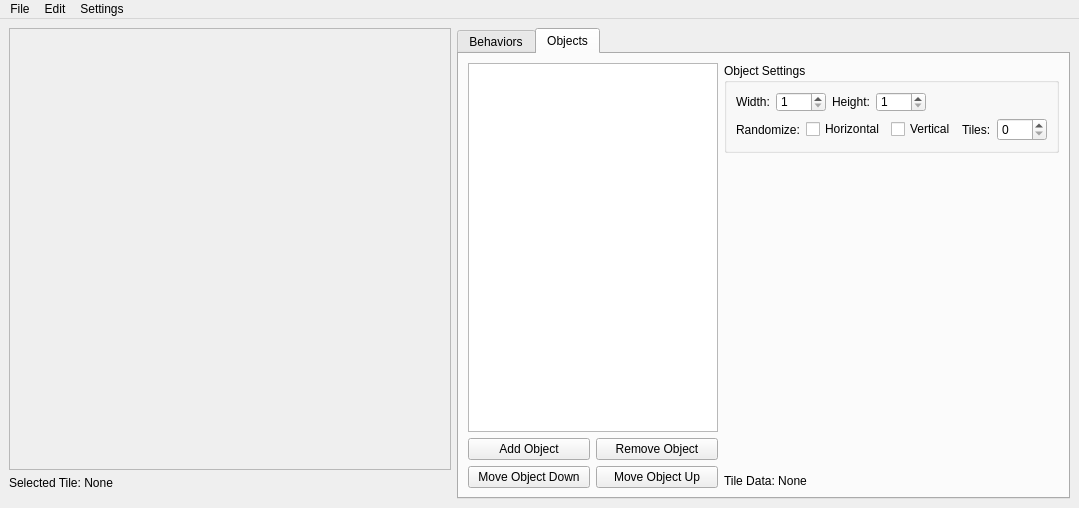
ExplosBlue/CoinKiller, file tileseteditorwindow.ui: the form before one commit.
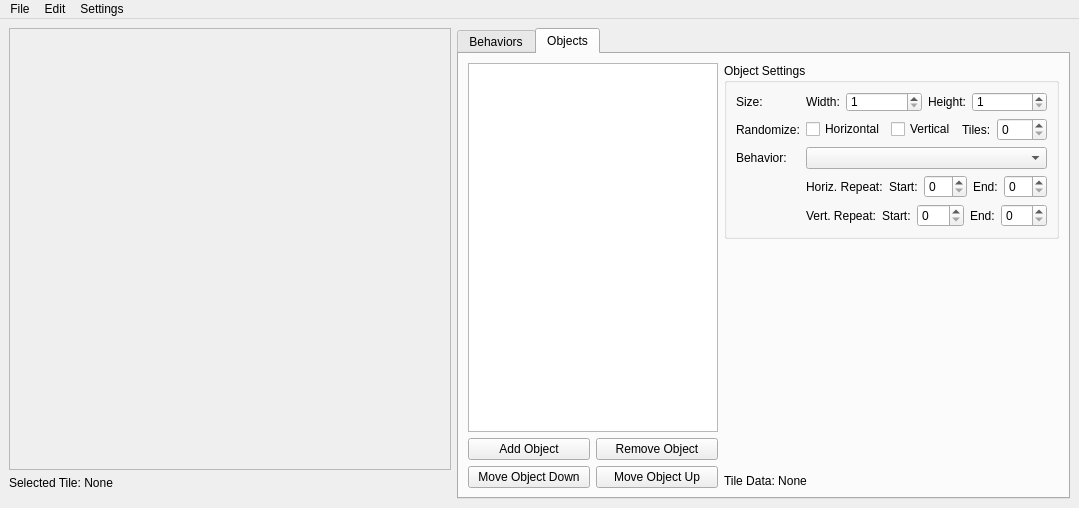
The form after the commit.

Commit message: Edit all Object Settings (Behavior/Randomisation)

```diff
--- a/tileseteditorwindow.ui
+++ b/tileseteditorwindow.ui
@@ -6,7 +6,7 @@
    <rect>
     <x>0</x>
     <y>0</y>
-    <width>1064</width>
+    <width>1058</width>
     <height>508</height>
    </rect>
   </property>
@@ -34,6 +34,12 @@
       </property>
       <item>
        <widget class="QScrollArea" name="tilesetPicker">
+        <property name="sizePolicy">
+         <sizepolicy hsizetype="Fixed" vsizetype="Fixed">
+          <horstretch>0</horstretch>
+          <verstretch>0</verstretch>
+         </sizepolicy>
+        </property>
         <property name="minimumSize">
          <size>
           <width>442</width>
@@ -63,6 +69,12 @@
       </item>
       <item>
        <widget class="QLabel" name="selectedTileLabel">
+        <property name="sizePolicy">
+         <sizepolicy hsizetype="Fixed" vsizetype="Preferred">
+          <horstretch>0</horstretch>
+          <verstretch>0</verstretch>
+         </sizepolicy>
+        </property>
         <property name="text">
          <string>Selected Tile: None</string>
         </property>
@@ -370,16 +382,127 @@
           <item>
            <widget class="QGroupBox" name="objectGroupBox">
             <property name="sizePolicy">
-             <sizepolicy hsizetype="Preferred" vsizetype="Fixed">
+             <sizepolicy hsizetype="Fixed" vsizetype="Fixed">
               <horstretch>0</horstretch>
               <verstretch>0</verstretch>
              </sizepolicy>
             </property>
+            <property name="minimumSize">
+             <size>
+              <width>0</width>
+              <height>0</height>
+             </size>
+            </property>
             <property name="title">
              <string>Object Settings</string>
             </property>
-            <layout class="QVBoxLayout" name="verticalLayout_4">
-             <item>
+            <layout class="QGridLayout" name="gridLayout">
+             <item row="3" column="1">
+              <layout class="QHBoxLayout" name="horizontalLayout_13">
+               <item>
+                <widget class="QLabel" name="label_o1">
+                 <property name="sizePolicy">
+                  <sizepolicy hsizetype="Fixed" vsizetype="Preferred">
+                   <horstretch>0</horstretch>
+                   <verstretch>0</verstretch>
+                  </sizepolicy>
+                 </property>
+                 <property name="text">
+                  <string>Horiz. Repeat:</string>
+                 </property>
+                </widget>
+               </item>
+               <item>
+                <widget class="QLabel" name="label_o2">
+                 <property name="sizePolicy">
+                  <sizepolicy hsizetype="Fixed" vsizetype="Preferred">
+                   <horstretch>0</horstretch>
+                   <verstretch>0</verstretch>
+                  </sizepolicy>
+                 </property>
+                 <property name="text">
+                  <string>Start:</string>
+                 </property>
+                </widget>
+               </item>
+               <item>
+                <widget class="QSpinBox" name="hStartSpinBox">
+                 <property name="sizePolicy">
+                  <sizepolicy hsizetype="Preferred" vsizetype="Fixed">
+                   <horstretch>0</horstretch>
+                   <verstretch>0</verstretch>
+                  </sizepolicy>
+                 </property>
+                </widget>
+               </item>
+               <item>
+                <widget class="QLabel" name="label_o3">
+                 <property name="sizePolicy">
+                  <sizepolicy hsizetype="Fixed" vsizetype="Preferred">
+                   <horstretch>0</horstretch>
+                   <verstretch>0</verstretch>
+                  </sizepolicy>
+                 </property>
+                 <property name="text">
+                  <string>End:</string>
+                 </property>
+                </widget>
+               </item>
+               <item>
+                <widget class="QSpinBox" name="hEndSpinBox"/>
+               </item>
+              </layout>
+             </item>
+             <item row="4" column="1">
+              <layout class="QHBoxLayout" name="horizontalLayout_14">
+               <item>
+                <widget class="QLabel" name="label_o4">
+                 <property name="minimumSize">
+                  <size>
+                   <width>70</width>
+                   <height>0</height>
+                  </size>
+                 </property>
+                 <property name="text">
+                  <string>Vert. Repeat:</string>
+                 </property>
+                </widget>
+               </item>
+               <item>
+                <widget class="QLabel" name="label_o5">
+                 <property name="sizePolicy">
+                  <sizepolicy hsizetype="Fixed" vsizetype="Preferred">
+                   <horstretch>0</horstretch>
+                   <verstretch>0</verstretch>
+                  </sizepolicy>
+                 </property>
+                 <property name="text">
+                  <string>Start:</string>
+                 </property>
+                </widget>
+               </item>
+               <item>
+                <widget class="QSpinBox" name="vStartSpinBox"/>
+               </item>
+               <item>
+                <widget class="QLabel" name="label_o6">
+                 <property name="sizePolicy">
+                  <sizepolicy hsizetype="Fixed" vsizetype="Preferred">
+                   <horstretch>0</horstretch>
+                   <verstretch>0</verstretch>
+                  </sizepolicy>
+                 </property>
+                 <property name="text">
+                  <string>End:</string>
+                 </property>
+                </widget>
+               </item>
+               <item>
+                <widget class="QSpinBox" name="vEndSpinBox"/>
+               </item>
+              </layout>
+             </item>
+             <item row="0" column="1">
               <layout class="QHBoxLayout" name="horizontalLayout_12">
                <item>
                 <widget class="QLabel" name="label_6">
@@ -397,7 +520,7 @@
                <item>
                 <widget class="QSpinBox" name="oWidthSpinBox">
                  <property name="sizePolicy">
-                  <sizepolicy hsizetype="Preferred" vsizetype="Fixed">
+                  <sizepolicy hsizetype="Preferred" vsizetype="Preferred">
                    <horstretch>0</horstretch>
                    <verstretch>0</verstretch>
                   </sizepolicy>
@@ -410,7 +533,7 @@
                  </property>
                  <property name="maximumSize">
                   <size>
-                   <width>50</width>
+                   <width>16777215</width>
                    <height>20</height>
                   </size>
                  </property>
@@ -451,7 +574,7 @@
                  </property>
                  <property name="maximumSize">
                   <size>
-                   <width>50</width>
+                   <width>16777215</width>
                    <height>20</height>
                   </size>
                  </property>
@@ -463,33 +586,29 @@
                  </property>
                 </widget>
                </item>
-               <item>
-                <spacer name="horizontalSpacer">
-                 <property name="orientation">
-                  <enum>Qt::Horizontal</enum>
-                 </property>
-                 <property name="sizeType">
-                  <enum>QSizePolicy::Expanding</enum>
-                 </property>
-                 <property name="sizeHint" stdset="0">
-                  <size>
-                   <width>40</width>
-                   <height>20</height>
-                  </size>
-                 </property>
-                </spacer>
-               </item>
               </layout>
              </item>
-             <item>
+             <item row="2" column="0">
+              <widget class="QLabel" name="label_8">
+               <property name="sizePolicy">
+                <sizepolicy hsizetype="Fixed" vsizetype="Preferred">
+                 <horstretch>0</horstretch>
+                 <verstretch>0</verstretch>
+                </sizepolicy>
+               </property>
+               <property name="minimumSize">
+                <size>
+                 <width>0</width>
+                 <height>0</height>
+                </size>
+               </property>
+               <property name="text">
+                <string>Behavior:</string>
+               </property>
+              </widget>
+             </item>
+             <item row="1" column="1">
               <layout class="QHBoxLayout" name="horizontalLayout_10">
-               <item>
-                <widget class="QLabel" name="label_10">
-                 <property name="text">
-                  <string>Randomize:</string>
-                 </property>
-                </widget>
-               </item>
                <item>
                 <widget class="QCheckBox" name="randHorizontalCheckBox">
                  <property name="sizePolicy">
@@ -532,7 +651,7 @@
                <item>
                 <widget class="QSpinBox" name="randTilesSpinBox">
                  <property name="sizePolicy">
-                  <sizepolicy hsizetype="Fixed" vsizetype="Fixed">
+                  <sizepolicy hsizetype="Preferred" vsizetype="Fixed">
                    <horstretch>0</horstretch>
                    <verstretch>0</verstretch>
                   </sizepolicy>
@@ -551,22 +670,44 @@
                  </property>
                 </widget>
                </item>
-               <item>
-                <spacer name="horizontalSpacer_2">
-                 <property name="orientation">
-                  <enum>Qt::Horizontal</enum>
-                 </property>
-                 <property name="sizeHint" stdset="0">
-                  <size>
-                   <width>40</width>
-                   <height>20</height>
-                  </size>
-                 </property>
-                </spacer>
-               </item>
               </layout>
              </item>
+             <item row="1" column="0">
+              <widget class="QLabel" name="label_10">
+               <property name="text">
+                <string>Randomize:</string>
+               </property>
+              </widget>
+             </item>
+             <item row="0" column="0">
+              <widget class="QLabel" name="label_11">
+               <property name="minimumSize">
+                <size>
+                 <width>0</width>
+                 <height>0</height>
+                </size>
+               </property>
+               <property name="text">
+                <string>Size:</string>
+               </property>
+              </widget>
+             </item>
+             <item row="2" column="1">
+              <widget class="QComboBox" name="oBehaviorComboBox"/>
+             </item>
             </layout>
+            <zorder>spinBox_2</zorder>
+            <zorder>label_13</zorder>
+            <zorder>spinBox_3</zorder>
+            <zorder>label_14</zorder>
+            <zorder>spinBox_4</zorder>
+            <zorder>label_15</zorder>
+            <zorder>hStartSpinBox</zorder>
+            <zorder>hEndSpinBox</zorder>
+            <zorder>label_o2</zorder>
+            <zorder>label_o3</zorder>
+            <zorder>layoutWidget</zorder>
+            <zorder>horizontalSpacer</zorder>
            </widget>
           </item>
           <item>
@@ -598,14 +739,6 @@
          </layout>
         </item>
        </layout>
-       <zorder></zorder>
-       <zorder></zorder>
-       <zorder>oBehaviorComboBox</zorder>
-       <zorder>label_8</zorder>
-       <zorder>randTilesSpinBox</zorder>
-       <zorder>randHorizontalCheckBox</zorder>
-       <zorder>randVerticalCheckBox</zorder>
-       <zorder>label_9</zorder>
       </widget>
      </widget>
     </item>
@@ -616,7 +749,7 @@
     <rect>
      <x>0</x>
      <y>0</y>
-     <width>1064</width>
+     <width>1058</width>
      <height>21</height>
     </rect>
    </property>
@@ -625,18 +758,21 @@
      <string>File</string>
     </property>
     <addaction name="actionSave"/>
-    <addaction name="actionExportImage"/>
    </widget>
    <widget class="QMenu" name="menuSettings">
     <property name="title">
      <string>Settings</string>
     </property>
     <addaction name="actionSetBackgroundColor"/>
+    <addaction name="actionShowObjectMarkers"/>
    </widget>
    <widget class="QMenu" name="menuEdit">
     <property name="title">
      <string>Edit</string>
     </property>
+    <addaction name="actionImportImage"/>
+    <addaction name="actionExportImage"/>
+    <addaction name="separator"/>
     <addaction name="actionDeleteAllObjects"/>
     <addaction name="actionDeleteAll3DOverlays"/>
     <addaction name="actionSetTilesetSlot"/>
@@ -681,6 +817,25 @@
     <string>Delete all 3D Overlays</string>
    </property>
   </action>
+  <action name="actionImportImage">
+   <property name="text">
+    <string>Import Image...</string>
+   </property>
+   <property name="shortcut">
+    <string>Ctrl+I</string>
+   </property>
+  </action>
+  <action name="actionShowObjectMarkers">
+   <property name="checkable">
+    <bool>true</bool>
+   </property>
+   <property name="text">
+    <string>Show Object Markers</string>
+   </property>
+   <property name="toolTip">
+    <string>Show Object Markers</string>
+   </property>
+  </action>
  </widget>
  <resources/>
  <connections/>
```
The commit also changes 6 other files.
